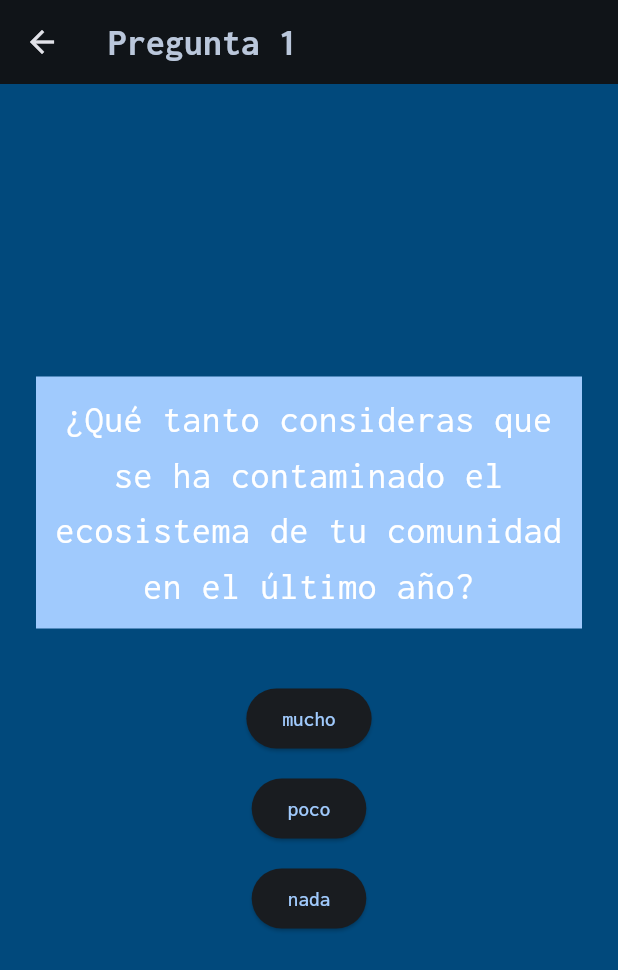
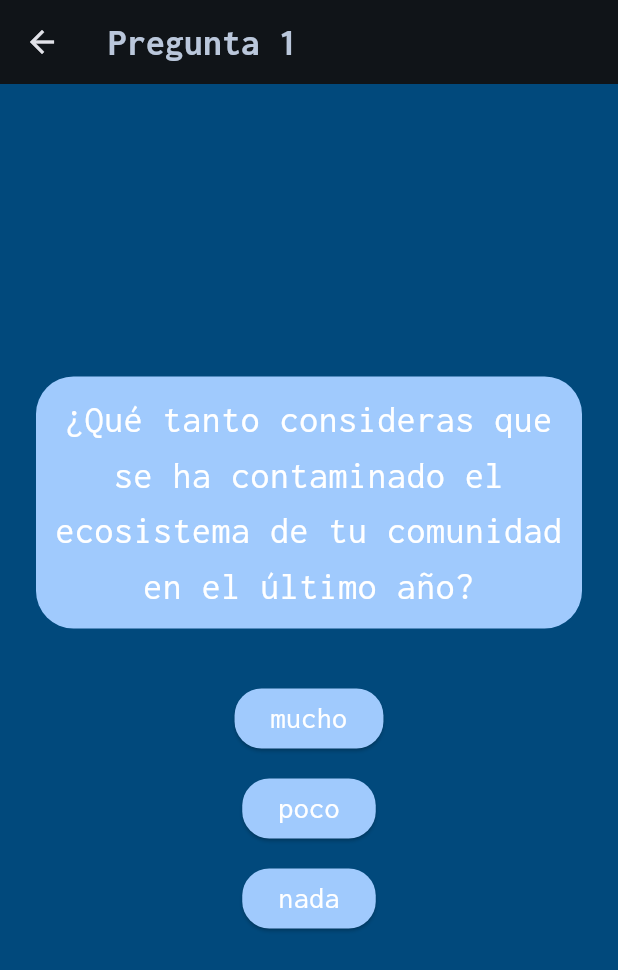
Before and after one commit to RafaelDiaz01/App-Tarantulas, a Flutter app: the EncuestaScreen screen opened directly with empty values, on a phone screen of 412 x 824 dp. Shown: the top 970 px of the screen. Run offline on Flutter 3.47's test engine with Material 3 defaults, Android fonts, the phone set to English and light mode, and no system bars; our stand-ins replace font_awesome_flutter, google_fonts, hive, hive_flutter, lottie; accounts and stored records are empty.

Commit message:
La pantalla de las preguntas se modificó para darle un mejor aspecto y colores del tema de la app.

```diff
--- a/lib/configurations/app_theme.dart
+++ b/lib/configurations/app_theme.dart
@@ -10,7 +10,7 @@ final appTextTheme = GoogleFonts.inconsolataTextTheme().copyWith(
   ),
   bodyMedium: GoogleFonts.inconsolata(
     fontWeight: FontWeight.normal,
-    fontSize: 16,
+    fontSize: 20,
   ),
   bodyLarge: GoogleFonts.inconsolata(
     fontWeight: FontWeight.normal,
@@ -18,7 +18,7 @@ final appTextTheme = GoogleFonts.inconsolataTextTheme().copyWith(
   ),
   titleLarge: GoogleFonts.inconsolata(
     fontWeight: FontWeight.bold,
-    fontSize: 60,
+    fontSize: 50,
   ),
   titleMedium: GoogleFonts.inconsolata(
     fontWeight: FontWeight.bold,
--- a/lib/screens/encuestaScreen.dart
+++ b/lib/screens/encuestaScreen.dart
@@ -110,7 +110,10 @@ class _EncuestaScreenState extends State<EncuestaScreen> {
           mainAxisAlignment: MainAxisAlignment.center,
           children: [
             Container(
-              color: Theme.of(context).colorScheme.primary,
+              decoration: BoxDecoration(
+                color: Theme.of(context).colorScheme.primary,
+                borderRadius: BorderRadius.circular(25),
+              ),
               child: Padding(
                 padding: EdgeInsets.all(10),
                 child: Text(
@@ -147,11 +150,30 @@ class _EncuestaScreenState extends State<EncuestaScreen> {
                 (opcion) => Padding(
                   padding: const EdgeInsets.symmetric(vertical: 6),
                   child: ElevatedButton(
+                    style: ElevatedButton.styleFrom(
+                      backgroundColor:
+                          Theme.of(
+                            context,
+                          ).colorScheme.primary, // Color de fondo
+                      foregroundColor:
+                          Theme.of(
+                            context,
+                          ).colorScheme.onPrimary, // Color del texto/ícono
+                      shape: RoundedRectangleBorder(
+                        borderRadius: BorderRadius.circular(
+                          18,
+                        ), // Bordes redondeados opcional
+                      ),
+                    ),
                     onPressed: () {
                       _guardarRespuesta(opcion);
                       _siguiente();
                     },
-                    child: Text(opcion),
+                    child: Text(
+                      opcion,
+                      style: Theme.of(context).textTheme.bodyMedium,
+                      textAlign: TextAlign.center,
+                    ),
                   ),
                 ),
               ),
--- a/lib/screens/home_screen.dart
+++ b/lib/screens/home_screen.dart
@@ -65,7 +65,7 @@ class MyHomeScreen extends StatelessWidget {
                                 ).textTheme.titleMedium?.copyWith(),
                             textAlign: TextAlign.center,
                           ),
-                          const SizedBox(height: 70),
+                          const SizedBox(height: 50),
                           Center(
                             child: SizedBox(
                               width: MediaQuery.of(context).size.width * 0.7,
@@ -87,7 +87,7 @@ class MyHomeScreen extends StatelessWidget {
                       ),
                       textAlign: TextAlign.center,
                     ),
-                    const SizedBox(height: 40),
+                    const SizedBox(height: 30),
                     Center(
                       child: SizedBox(
                         width: 200,
```
